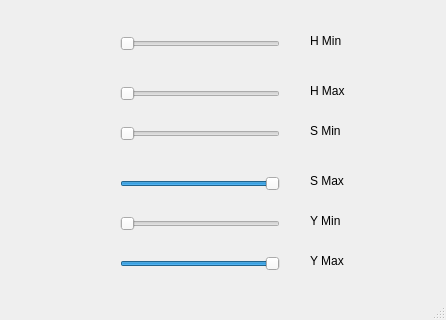
Old version of the form mainwindow.ui in the repository echown/Sliders; both pictures show x 0 to 446 and y 214 to 534 of the 446 by 534 pixel window.
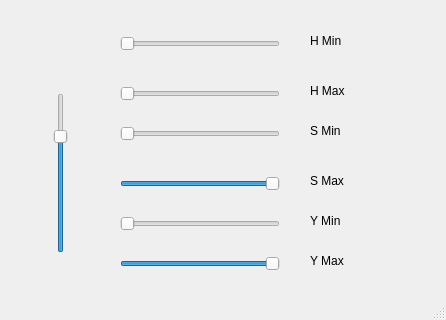
New version of the form.

Commit message: Add a slider to change the Z slice.  Add a few comments.

The edit to the form file:
```diff
--- a/mainwindow.ui
+++ b/mainwindow.ui
@@ -216,6 +216,25 @@
      <string>Start</string>
     </property>
    </widget>
+   <widget class="QSlider" name="slice">
+    <property name="geometry">
+     <rect>
+      <x>50</x>
+      <y>290</y>
+      <width>22</width>
+      <height>160</height>
+     </rect>
+    </property>
+    <property name="maximum">
+     <number>100</number>
+    </property>
+    <property name="sliderPosition">
+     <number>75</number>
+    </property>
+    <property name="orientation">
+     <enum>Qt::Vertical</enum>
+    </property>
+   </widget>
   </widget>
   <widget class="QMenuBar" name="menuBar">
    <property name="geometry">
```
The commit also changes 2 other files.
